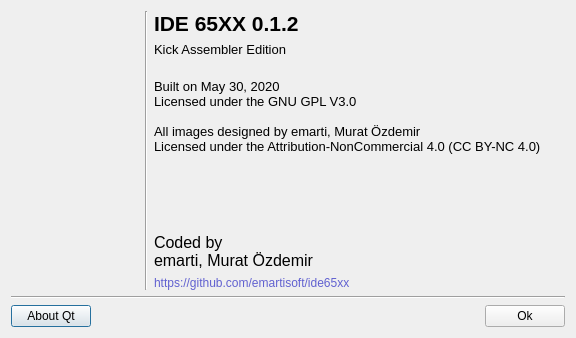
Above: about.ui from emartisoft/IDE65XX before the change. Below: the same form after it.
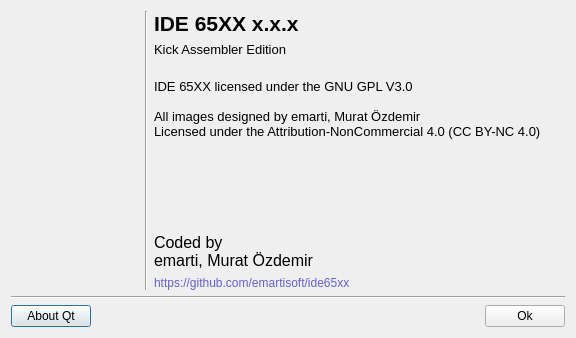
That is the form after the change. Icons and pictures are not drawn.

Patch:
```diff
--- a/about.ui
+++ b/about.ui
@@ -107,7 +107,7 @@
           </font>
          </property>
          <property name="text">
-          <string notr="true">IDE 65XX 0.1.2</string>
+          <string notr="true">IDE 65XX x.x.x</string>
          </property>
          <property name="textFormat">
           <enum>Qt::PlainText</enum>
@@ -166,8 +166,7 @@
           </font>
          </property>
          <property name="text">
-          <string notr="true">Built on May 30, 2020
-Licensed under the GNU GPL V3.0
+          <string notr="true">IDE 65XX licensed under the GNU GPL V3.0
 
 All images designed by emarti, Murat Özdemir
 Licensed under the Attribution-NonCommercial 4.0 (CC BY-NC 4.0)</string>
```
Left out of the diff: 2 changed lines with no effect on the pictures.
